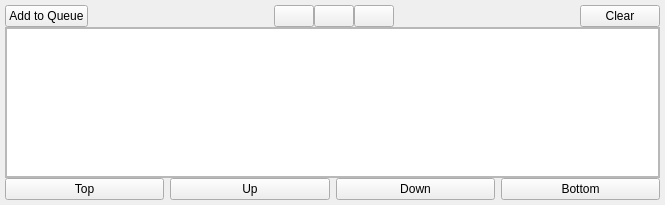
Old version of the form src/QSviz/resources/queue_editor.ui in the repository BCDA-APS/QSview.
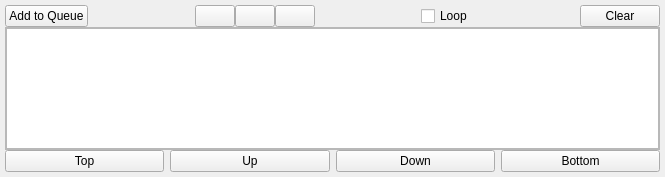
New version of the form. Icons and pictures are not drawn.

What changed in the file:
```diff
--- a/src/QSviz/resources/queue_editor.ui
+++ b/src/QSviz/resources/queue_editor.ui
@@ -7,7 +7,7 @@
     <x>0</x>
     <y>0</y>
     <width>665</width>
-    <height>205</height>
+    <height>177</height>
    </rect>
   </property>
   <property name="windowTitle">
@@ -107,6 +107,26 @@
        </property>
       </spacer>
      </item>
+     <item>
+      <widget class="QCheckBox" name="loopBox">
+       <property name="text">
+        <string>Loop</string>
+       </property>
+      </widget>
+     </item>
+     <item>
+      <spacer name="horizontalSpacer">
+       <property name="orientation">
+        <enum>Qt::Horizontal</enum>
+       </property>
+       <property name="sizeHint" stdset="0">
+        <size>
+         <width>40</width>
+         <height>20</height>
+        </size>
+       </property>
+      </spacer>
+     </item>
      <item>
       <widget class="QPushButton" name="clearButton">
        <property name="toolTip">
```
